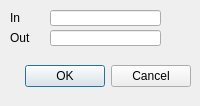
Before: the Qt Designer form dialogmpdetails.ui in xquiet/yaflight, drawn with Qt 5.
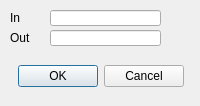
After: the same form once the commit is applied.

Patch:
```diff
--- a/dialogmpdetails.ui
+++ b/dialogmpdetails.ui
@@ -16,9 +16,9 @@
   <widget class="QDialogButtonBox" name="buttonBox">
    <property name="geometry">
     <rect>
-     <x>0</x>
+     <x>10</x>
      <y>60</y>
-     <width>191</width>
+     <width>181</width>
      <height>32</height>
     </rect>
    </property>
@@ -28,6 +28,9 @@
    <property name="standardButtons">
     <set>QDialogButtonBox::Cancel|QDialogButtonBox::Ok</set>
    </property>
+   <property name="centerButtons">
+    <bool>true</bool>
+   </property>
   </widget>
   <widget class="QLabel" name="lblIn">
    <property name="geometry">
```
